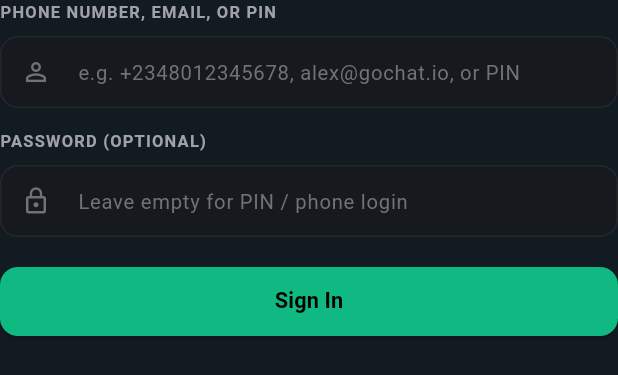
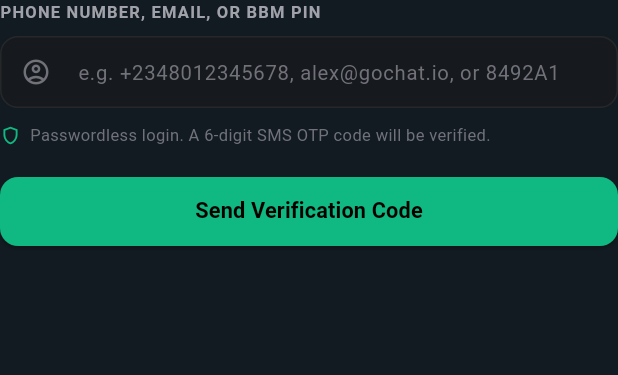
Before and after one commit to saggemode/gochat, a Flutter app: the SignInForm widget shown alone on an empty page, opened directly with empty values, on a phone screen of 412 x 824 dp. Shown: the top 375 px of the screen. Run offline on Flutter 3.47's test engine with Material 3 defaults, Android fonts, the phone set to English and light mode, and no system bars; our stand-ins replace shared_preferences; accounts and stored records are empty.

Commit message:
feat(auth): remove password requirement and unify passwordless SMS OTP login for phone, email, and PIN

```diff
--- a/flutter/lib/screens/auth/sign_in_form.dart
+++ b/flutter/lib/screens/auth/sign_in_form.dart
@@ -2,14 +2,12 @@ import 'package:flutter/material.dart';
 
 class SignInForm extends StatelessWidget {
   final TextEditingController identifierController;
-  final TextEditingController passwordController;
   final bool loading;
   final VoidCallback onSubmit;
 
   const SignInForm({
     super.key,
     required this.identifierController,
-    required this.passwordController,
     required this.loading,
     required this.onSubmit,
   });
@@ -20,7 +18,7 @@ class SignInForm extends StatelessWidget {
       crossAxisAlignment: CrossAxisAlignment.start,
       children: [
         const Text(
-          'PHONE NUMBER, EMAIL, OR PIN',
+          'PHONE NUMBER, EMAIL, OR BBM PIN',
           style: TextStyle(
             fontSize: 11,
             fontWeight: FontWeight.w600,
@@ -34,9 +32,9 @@ class SignInForm extends StatelessWidget {
           controller: identifierController,
           style: const TextStyle(color: Colors.white, fontSize: 14.5),
           decoration: InputDecoration(
-            hintText: 'e.g. +2348012345678, alex@gochat.io, or PIN',
+            hintText: 'e.g. +2348012345678, alex@gochat.io, or 8492A1',
             hintStyle: const TextStyle(color: Color(0xFF71717A), fontSize: 13.5),
-            prefixIcon: const Icon(Icons.person_outline, color: Color(0xFF71717A), size: 20),
+            prefixIcon: const Icon(Icons.account_circle_outlined, color: Color(0xFF71717A), size: 20),
             filled: true,
             fillColor: const Color(0xFF18181B).withValues(alpha: 0.7),
             contentPadding: const EdgeInsets.symmetric(horizontal: 16, vertical: 13),
@@ -49,40 +47,21 @@ class SignInForm extends StatelessWidget {
               borderSide: const BorderSide(color: Color(0xFF10B981)),
             ),
           ),
+          onSubmitted: (_) => onSubmit(),
         ),
-        const SizedBox(height: 14),
+        const SizedBox(height: 10),
 
-        const Text(
-          'PASSWORD (OPTIONAL)',
-          style: TextStyle(
-            fontSize: 11,
-            fontWeight: FontWeight.w600,
-            color: Color(0xFFA1A1AA),
-            letterSpacing: 0.8,
-          ),
-        ),
-        const SizedBox(height: 8),
-
-        TextField(
-          controller: passwordController,
-          obscureText: true,
-          style: const TextStyle(color: Colors.white, fontSize: 14.5),
-          decoration: InputDecoration(
-            hintText: 'Leave empty for PIN / phone login',
-            hintStyle: const TextStyle(color: Color(0xFF71717A), fontSize: 13.5),
-            prefixIcon: const Icon(Icons.lock_outline, color: Color(0xFF71717A), size: 20),
-            filled: true,
-            fillColor: const Color(0xFF18181B).withValues(alpha: 0.7),
-            contentPadding: const EdgeInsets.symmetric(horizontal: 16, vertical: 13),
-            enabledBorder: OutlineInputBorder(
-              borderRadius: BorderRadius.circular(12),
-              borderSide: const BorderSide(color: Color(0xFF27272A)),
+        Row(
+          children: [
+            const Icon(Icons.shield_outlined, color: Color(0xFF10B981), size: 14),
+            const SizedBox(width: 6),
+            const Expanded(
+              child: Text(
+                'Passwordless login. A 6-digit SMS OTP code will be verified.',
+                style: TextStyle(fontSize: 11, color: Color(0xFF71717A)),
+              ),
             ),
-            focusedBorder: OutlineInputBorder(
-              borderRadius: BorderRadius.circular(12),
-              borderSide: const BorderSide(color: Color(0xFF10B981)),
-            ),
-          ),
+          ],
         ),
         const SizedBox(height: 20),
 
@@ -103,7 +82,7 @@ class SignInForm extends StatelessWidget {
                     child: CircularProgressIndicator(strokeWidth: 2, color: Colors.black),
                   )
                 : const Text(
-                    'Sign In',
+                    'Send Verification Code',
                     style: TextStyle(fontSize: 14.5, fontWeight: FontWeight.bold),
                   ),
           ),
```
Also changed, not shown: flutter/lib/screens/auth/login_screen.dart (+62 -48 lines), flutter/lib/screens/auth/otp_verification_view.dart (+21 -15 lines).
